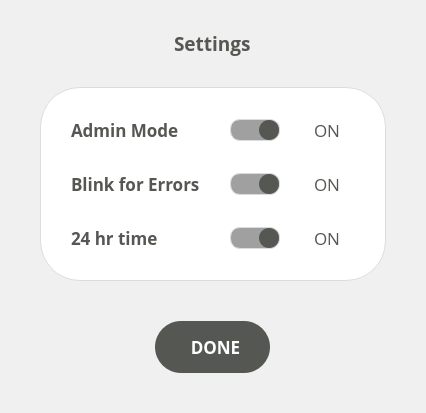
First picture: the form in src/settings_window.ui, repository Bridge12Technologies/Gyrotron-Control-System---OLD, before the edit.
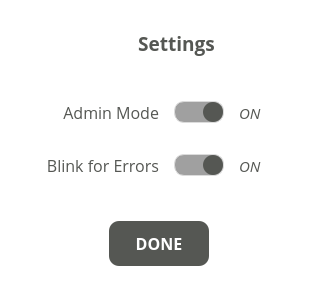
Second picture: the form after the edit. Icons and pictures are not drawn.

```diff
--- a/src/settings_window.ui
+++ b/src/settings_window.ui
@@ -6,17 +6,17 @@
    <rect>
     <x>0</x>
     <y>0</y>
-    <width>426</width>
-    <height>413</height>
+    <width>318</width>
+    <height>296</height>
    </rect>
   </property>
   <property name="windowTitle">
    <string>Dialog</string>
   </property>
   <property name="styleSheet">
-   <string notr="true">background: rgb(240,240,240); color: rgb(85,87,83);</string>
+   <string notr="true">#settings_window { background: transparent; border: none; }</string>
   </property>
-  <layout class="QVBoxLayout" name="verticalLayout_2">
+  <layout class="QVBoxLayout" name="verticalLayout">
    <property name="spacing">
     <number>0</number>
    </property>
@@ -33,10 +33,19 @@
     <number>0</number>
    </property>
    <item>
-    <widget class="QFrame" name="frame">
+    <widget class="QFrame" name="settings_frame">
+     <property name="font">
+      <font>
+       <pointsize>11</pointsize>
+      </font>
+     </property>
      <property name="styleSheet">
-      <string notr="true">background: rgb(240,240,240); border: none; border-radius: 40px;
-</string>
+      <string notr="true">#settings_frame {
+border: none;
+color: rgb(85,87,83);
+border-radius: 20px;
+background: white;
+}</string>
      </property>
      <property name="frameShape">
       <enum>QFrame::StyledPanel</enum>
@@ -44,425 +53,43 @@
      <property name="frameShadow">
       <enum>QFrame::Raised</enum>
      </property>
-     <layout class="QVBoxLayout" name="verticalLayout">
-      <property name="spacing">
-       <number>0</number>
-      </property>
+     <layout class="QGridLayout" name="gridLayout_2" rowstretch="2,0,0,3,0,2,0,3,0,2" columnstretch="2,0,1">
       <property name="leftMargin">
-       <number>40</number>
+       <number>0</number>
       </property>
       <property name="topMargin">
-       <number>30</number>
+       <number>0</number>
       </property>
       <property name="rightMargin">
-       <number>40</number>
+       <number>0</number>
       </property>
       <property name="bottomMargin">
-       <number>40</number>
+       <number>0</number>
       </property>
-      <item alignment="Qt::AlignHCenter">
-       <widget class="QLabel" name="label_2">
-        <property name="font">
-         <font>
-          <family>Open Sans</family>
-          <pointsize>14</pointsize>
-          <weight>75</weight>
-          <bold>true</bold>
-         </font>
-        </property>
-        <property name="styleSheet">
-         <string notr="true">color: rgb(85,87,83); background: transparent;</string>
-        </property>
-        <property name="text">
-         <string>Settings</string>
-        </property>
-       </widget>
-      </item>
-      <item>
-       <spacer name="verticalSpacer_2">
-        <property name="orientation">
-         <enum>Qt::Vertical</enum>
-        </property>
-        <property name="sizeType">
-         <enum>QSizePolicy::Fixed</enum>
-        </property>
-        <property name="sizeHint" stdset="0">
-         <size>
-          <width>20</width>
-          <height>30</height>
-         </size>
-        </property>
-       </spacer>
-      </item>
-      <item>
-       <widget class="QFrame" name="settings_frame">
-        <property name="font">
-         <font>
-          <pointsize>11</pointsize>
-         </font>
-        </property>
-        <property name="styleSheet">
-         <string notr="true">#settings_frame {
-border: 1px solid rgb(220,220,220);
-color: rgb(85,87,83);
-border-radius: 40px;
-background: white;
-}</string>
-        </property>
-        <property name="frameShape">
-         <enum>QFrame::StyledPanel</enum>
-        </property>
-        <property name="frameShadow">
-         <enum>QFrame::Raised</enum>
-        </property>
-        <layout class="QGridLayout" name="gridLayout_2" columnstretch="2,0,1">
-         <property name="leftMargin">
-          <number>30</number>
-         </property>
-         <property name="topMargin">
-          <number>30</number>
-         </property>
-         <property name="rightMargin">
-          <number>20</number>
-         </property>
-         <property name="bottomMargin">
-          <number>30</number>
-         </property>
-         <property name="horizontalSpacing">
-          <number>10</number>
-         </property>
-         <property name="verticalSpacing">
-          <number>30</number>
-         </property>
-         <item row="3" column="2" alignment="Qt::AlignHCenter">
-          <widget class="QLabel" name="time_mode_label">
-           <property name="font">
-            <font>
-             <family>Open Sans</family>
-             <pointsize>13</pointsize>
-            </font>
-           </property>
-           <property name="styleSheet">
-            <string notr="true">color: rgb(85,87,83); background: transparent;</string>
-           </property>
-           <property name="text">
-            <string>ON</string>
-           </property>
-          </widget>
-         </item>
-         <item row="1" column="0">
-          <widget class="QLabel" name="label_3">
-           <property name="font">
-            <font>
-             <family>Open Sans</family>
-             <pointsize>13</pointsize>
-             <weight>75</weight>
-             <bold>true</bold>
-            </font>
-           </property>
-           <property name="styleSheet">
-            <string notr="true">color: rgb(85,87,83); background: transparent;</string>
-           </property>
-           <property name="text">
-            <string>Admin Mode</string>
-           </property>
-          </widget>
-         </item>
-         <item row="1" column="1" alignment="Qt::AlignHCenter">
-          <widget class="QSlider" name="admin_mode_switch">
-           <property name="enabled">
-            <bool>true</bool>
-           </property>
-           <property name="minimumSize">
-            <size>
-             <width>0</width>
-             <height>22</height>
-            </size>
-           </property>
-           <property name="maximumSize">
-            <size>
-             <width>50</width>
-             <height>22</height>
-            </size>
-           </property>
-           <property name="styleSheet">
-            <string notr="true">QSlider { background: transparent; }
-
-QSlider::groove:horizontal {
-border: 1px solid rgb(220,220,220);
-background: rgb(160, 160, 160);
-height: 20px;
-border-radius: 10px;
-}
-
-QSlider::handle:horizontal {
-height: 20px;
-width: 20px;
-border: none;
-border-radius: 10px;
-background: rgb(85,87,83);
-}
-
-QSlider::handle:horizontal:hover {
-background: rgb(66,68,65);
-}
-
-QSlider::groove:horizontal:disabled {
-background: white;
-}
-
-QSlider::handle:horizontal:disabled {
-background: rgb(220,220,220);
-}</string>
-           </property>
-           <property name="maximum">
-            <number>1</number>
-           </property>
-           <property name="pageStep">
-            <number>1</number>
-           </property>
-           <property name="value">
-            <number>1</number>
-           </property>
-           <property name="tracking">
-            <bool>false</bool>
-           </property>
-           <property name="orientation">
-            <enum>Qt::Horizontal</enum>
-           </property>
-          </widget>
-         </item>
-         <item row="3" column="1">
-          <widget class="QSlider" name="time_mode_switch">
-           <property name="minimumSize">
-            <size>
-             <width>50</width>
-             <height>22</height>
-            </size>
-           </property>
-           <property name="maximumSize">
-            <size>
-             <width>50</width>
-             <height>22</height>
-            </size>
-           </property>
-           <property name="styleSheet">
-            <string notr="true">QSlider { background: transparent; }
-
-QSlider::groove:horizontal {
-border: 1px solid rgb(220,220,220);
-background: rgb(160, 160, 160);
-height: 20px;
-border-radius: 10px;
-}
-
-QSlider::handle:horizontal {
-height: 20px;
-width: 20px;
-border: none;
-border-radius: 10px;
-background: rgb(85,87,83);
-}
-
-QSlider::handle:horizontal:hover {
-background: rgb(66,68,65);
-}
-
-QSlider::groove:horizontal:disabled {
-background: white;
-}
-
-QSlider::handle:horizontal:disabled {
-background: rgb(220,220,220);
-}</string>
-           </property>
-           <property name="maximum">
-            <number>1</number>
-           </property>
-           <property name="pageStep">
-            <number>1</number>
-           </property>
-           <property name="value">
-            <number>1</number>
-           </property>
-           <property name="orientation">
-            <enum>Qt::Horizontal</enum>
-           </property>
-          </widget>
-         </item>
-         <item row="1" column="2" alignment="Qt::AlignHCenter">
-          <widget class="QLabel" name="admin_mode_label">
-           <property name="font">
-            <font>
-             <family>Open Sans</family>
-             <pointsize>13</pointsize>
-             <weight>50</weight>
-             <bold>false</bold>
-            </font>
-           </property>
-           <property name="styleSheet">
-            <string notr="true">color: rgb(85,87,83); background: transparent;</string>
-           </property>
-           <property name="text">
-            <string>ON</string>
-           </property>
-          </widget>
-         </item>
-         <item row="2" column="1" alignment="Qt::AlignHCenter">
-          <widget class="QSlider" name="blink_switch">
-           <property name="enabled">
-            <bool>true</bool>
-           </property>
-           <property name="minimumSize">
-            <size>
-             <width>50</width>
-             <height>22</height>
-            </size>
-           </property>
-           <property name="maximumSize">
-            <size>
-             <width>50</width>
-             <height>22</height>
-            </size>
-           </property>
-           <property name="styleSheet">
-            <string notr="true">QSlider { background: transparent; }
-
-QSlider::groove:horizontal {
-border: 1px solid rgb(220,220,220);
-background: rgb(160, 160, 160);
-height: 20px;
-border-radius: 10px;
-}
-
-QSlider::handle:horizontal {
-height: 20px;
-width: 20px;
-border: none;
-border-radius: 10px;
-background: rgb(85,87,83);
-}
-
-QSlider::handle:horizontal:hover {
-background: rgb(66,68,65);
-}
-
-QSlider::groove:horizontal:disabled {
-background: white;
-}
-
-QSlider::handle:horizontal:disabled {
-background: rgb(220,220,220);
-}</string>
-           </property>
-           <property name="maximum">
-            <number>1</number>
-           </property>
-           <property name="pageStep">
-            <number>1</number>
-           </property>
-           <property name="value">
-            <number>1</number>
-           </property>
-           <property name="tracking">
-            <bool>false</bool>
-           </property>
-           <property name="orientation">
-            <enum>Qt::Horizontal</enum>
-           </property>
-          </widget>
-         </item>
-         <item row="3" column="0">
-          <widget class="QLabel" name="label_4">
-           <property name="font">
-            <font>
-             <family>Open Sans</family>
-             <pointsize>13</pointsize>
-             <weight>75</weight>
-             <bold>true</bold>
-            </font>
-           </property>
-           <property name="styleSheet">
-            <string notr="true">color: rgb(85,87,83); background: transparent;</string>
-           </property>
-           <property name="text">
-            <string>24 hr time</string>
-           </property>
-          </widget>
-         </item>
-         <item row="2" column="2" alignment="Qt::AlignHCenter">
-          <widget class="QLabel" name="blink_label">
-           <property name="font">
-            <font>
-             <family>Open Sans</family>
-             <pointsize>13</pointsize>
-             <weight>50</weight>
-             <bold>false</bold>
-            </font>
-           </property>
-           <property name="styleSheet">
-            <string notr="true">color: rgb(85,87,83); background: transparent;</string>
-           </property>
-           <property name="text">
-            <string>ON</string>
-           </property>
-          </widget>
-         </item>
-         <item row="2" column="0">
-          <widget class="QLabel" name="label">
-           <property name="font">
-            <font>
-             <family>Open Sans</family>
-             <pointsize>13</pointsize>
-             <weight>75</weight>
-             <bold>true</bold>
-            </font>
-           </property>
-           <property name="styleSheet">
-            <string notr="true">color: rgb(85,87,83); background: transparent;</string>
-           </property>
-           <property name="text">
-            <string>Blink for Errors</string>
-           </property>
-          </widget>
-         </item>
-        </layout>
-       </widget>
-      </item>
-      <item>
-       <spacer name="verticalSpacer">
-        <property name="orientation">
-         <enum>Qt::Vertical</enum>
-        </property>
-        <property name="sizeType">
-         <enum>QSizePolicy::Fixed</enum>
-        </property>
-        <property name="sizeHint" stdset="0">
-         <size>
-          <width>20</width>
-          <height>40</height>
-         </size>
-        </property>
-       </spacer>
-      </item>
-      <item alignment="Qt::AlignHCenter">
+      <property name="horizontalSpacing">
+       <number>15</number>
+      </property>
+      <property name="verticalSpacing">
+       <number>0</number>
+      </property>
+      <item row="8" column="0" colspan="3" alignment="Qt::AlignHCenter">
        <widget class="QPushButton" name="done_button">
         <property name="minimumSize">
          <size>
-          <width>115</width>
-          <height>52</height>
+          <width>100</width>
+          <height>45</height>
          </size>
         </property>
         <property name="maximumSize">
          <size>
-          <width>115</width>
-          <height>52</height>
+          <width>100</width>
+          <height>45</height>
          </size>
         </property>
         <property name="font">
          <font>
           <family>Open Sans</family>
-          <pointsize>13</pointsize>
+          <pointsize>12</pointsize>
           <weight>75</weight>
           <bold>true</bold>
          </font>
@@ -475,9 +102,8 @@
 QPushButton {
 	background-color: rgb(85,87,83);
 	border: none;
-	border-radius: 26px;
+	border-radius: 10px;
 	color: white;
-	padding-left: 6px;
 }
 
 QPushButton:hover {
@@ -493,6 +119,361 @@
         </property>
        </widget>
       </item>
+      <item row="1" column="0" colspan="3">
+       <layout class="QHBoxLayout" name="horizontalLayout">
+        <property name="spacing">
+         <number>10</number>
+        </property>
+        <item>
+         <spacer name="horizontalSpacer">
+          <property name="orientation">
+           <enum>Qt::Horizontal</enum>
+          </property>
+          <property name="sizeHint" stdset="0">
+           <size>
+            <width>40</width>
+            <height>20</height>
+           </size>
+          </property>
+         </spacer>
+        </item>
+        <item>
+         <widget class="QFrame" name="frame">
+          <property name="minimumSize">
+           <size>
+            <width>24</width>
+            <height>24</height>
+           </size>
+          </property>
+          <property name="maximumSize">
+           <size>
+            <width>24</width>
+            <height>24</height>
+           </size>
+          </property>
+          <property name="styleSheet">
+           <string notr="true">border: none; background-image: url(:/images/cog_grey_24.png);</string>
+          </property>
+          <property name="frameShape">
+           <enum>QFrame::StyledPanel</enum>
+          </property>
+          <property name="frameShadow">
+           <enum>QFrame::Raised</enum>
+          </property>
+         </widget>
+        </item>
+        <item>
+         <widget class="QLabel" name="label_2">
+          <property name="font">
+           <font>
+            <family>Open Sans</family>
+            <pointsize>14</pointsize>
+            <weight>75</weight>
+            <bold>true</bold>
+           </font>
+          </property>
+          <property name="styleSheet">
+           <string notr="true">color: rgb(85,87,83); background: transparent;</string>
+          </property>
+          <property name="text">
+           <string>Settings</string>
+          </property>
+          <property name="alignment">
+           <set>Qt::AlignCenter</set>
+          </property>
+         </widget>
+        </item>
+        <item>
+         <spacer name="horizontalSpacer_2">
+          <property name="orientation">
+           <enum>Qt::Horizontal</enum>
+          </property>
+          <property name="sizeHint" stdset="0">
+           <size>
+            <width>40</width>
+            <height>20</height>
+           </size>
+          </property>
+         </spacer>
+        </item>
+       </layout>
+      </item>
+      <item row="4" column="1" alignment="Qt::AlignHCenter">
+       <widget class="QSlider" name="admin_mode_switch">
+        <property name="enabled">
+         <bool>true</bool>
+        </property>
+        <property name="minimumSize">
+         <size>
+          <width>0</width>
+          <height>22</height>
+         </size>
+        </property>
+        <property name="maximumSize">
+         <size>
+          <width>50</width>
+          <height>22</height>
+         </size>
+        </property>
+        <property name="styleSheet">
+         <string notr="true">QSlider { background: transparent; }
+
+QSlider::groove:horizontal {
+border: 1px solid rgb(220,220,220);
+background: rgb(160, 160, 160);
+height: 20px;
+border-radius: 10px;
+}
+
+QSlider::handle:horizontal {
+height: 20px;
+width: 20px;
+border: none;
+border-radius: 10px;
+background: rgb(85,87,83);
+}
+
+QSlider::handle:horizontal:hover {
+background: rgb(66,68,65);
+}
+
+QSlider::groove:horizontal:disabled {
+background: white;
+}
+
+QSlider::handle:horizontal:disabled {
+background: rgb(220,220,220);
+}</string>
+        </property>
+        <property name="maximum">
+         <number>1</number>
+        </property>
+        <property name="pageStep">
+         <number>1</number>
+        </property>
+        <property name="value">
+         <number>1</number>
+        </property>
+        <property name="tracking">
+         <bool>false</bool>
+        </property>
+        <property name="orientation">
+         <enum>Qt::Horizontal</enum>
+        </property>
+       </widget>
+      </item>
+      <item row="9" column="0">
+       <spacer name="verticalSpacer_6">
+        <property name="orientation">
+         <enum>Qt::Vertical</enum>
+        </property>
+        <property name="sizeHint" stdset="0">
+         <size>
+          <width>20</width>
+          <height>40</height>
+         </size>
+        </property>
+       </spacer>
+      </item>
+      <item row="5" column="0">
+       <spacer name="verticalSpacer_5">
+        <property name="orientation">
+         <enum>Qt::Vertical</enum>
+        </property>
+        <property name="sizeType">
+         <enum>QSizePolicy::Expanding</enum>
+        </property>
+        <property name="sizeHint" stdset="0">
+         <size>
+          <width>20</width>
+          <height>40</height>
+         </size>
+        </property>
+       </spacer>
+      </item>
+      <item row="4" column="0">
+       <widget class="QLabel" name="label_3">
+        <property name="font">
+         <font>
+          <family>Open Sans</family>
+          <pointsize>12</pointsize>
+          <weight>50</weight>
+          <bold>false</bold>
+         </font>
+        </property>
+        <property name="styleSheet">
+         <string notr="true">color: rgb(85,87,83); background: transparent;</string>
+        </property>
+        <property name="text">
+         <string>Admin Mode</string>
+        </property>
+        <property name="alignment">
+         <set>Qt::AlignRight|Qt::AlignTrailing|Qt::AlignVCenter</set>
+        </property>
+       </widget>
+      </item>
+      <item row="4" column="2" alignment="Qt::AlignLeft">
+       <widget class="QLabel" name="admin_mode_label">
+        <property name="font">
+         <font>
+          <family>Open Sans</family>
+          <pointsize>11</pointsize>
+          <weight>50</weight>
+          <italic>true</italic>
+          <bold>false</bold>
+         </font>
+        </property>
+        <property name="styleSheet">
+         <string notr="true">color: rgb(85,87,83); background: transparent;</string>
+        </property>
+        <property name="text">
+         <string>ON</string>
+        </property>
+       </widget>
+      </item>
+      <item row="6" column="0">
+       <widget class="QLabel" name="label">
+        <property name="font">
+         <font>
+          <family>Open Sans</family>
+          <pointsize>12</pointsize>
+          <weight>50</weight>
+          <bold>false</bold>
+         </font>
+        </property>
+        <property name="styleSheet">
+         <string notr="true">color: rgb(85,87,83); background: transparent;</string>
+        </property>
+        <property name="text">
+         <string>Blink for Errors</string>
+        </property>
+        <property name="alignment">
+         <set>Qt::AlignRight|Qt::AlignTrailing|Qt::AlignVCenter</set>
+        </property>
+       </widget>
+      </item>
+      <item row="0" column="0">
+       <spacer name="verticalSpacer_7">
+        <property name="orientation">
+         <enum>Qt::Vertical</enum>
+        </property>
+        <property name="sizeHint" stdset="0">
+         <size>
+          <width>20</width>
+          <height>40</height>
+         </size>
+        </property>
+       </spacer>
+      </item>
+      <item row="6" column="2" alignment="Qt::AlignLeft">
+       <widget class="QLabel" name="blink_label">
+        <property name="font">
+         <font>
+          <family>Open Sans</family>
+          <pointsize>11</pointsize>
+          <weight>50</weight>
+          <italic>true</italic>
+          <bold>false</bold>
+         </font>
+        </property>
+        <property name="styleSheet">
+         <string notr="true">color: rgb(85,87,83); background: transparent;</string>
+        </property>
+        <property name="text">
+         <string>ON</string>
+        </property>
+       </widget>
+      </item>
+      <item row="7" column="0">
+       <spacer name="verticalSpacer_3">
+        <property name="orientation">
+         <enum>Qt::Vertical</enum>
+        </property>
+        <property name="sizeHint" stdset="0">
+         <size>
+          <width>20</width>
+          <height>40</height>
+         </size>
+        </property>
+       </spacer>
+      </item>
+      <item row="6" column="1" alignment="Qt::AlignHCenter">
+       <widget class="QSlider" name="blink_switch">
+        <property name="enabled">
+         <bool>true</bool>
+        </property>
+        <property name="minimumSize">
+         <size>
+          <width>50</width>
+          <height>22</height>
+         </size>
+        </property>
+        <property name="maximumSize">
+         <size>
+          <width>50</width>
+          <height>22</height>
+         </size>
+        </property>
+        <property name="styleSheet">
+         <string notr="true">QSlider { background: transparent; }
+
+QSlider::groove:horizontal {
+border: 1px solid rgb(220,220,220);
+background: rgb(160, 160, 160);
+height: 20px;
+border-radius: 10px;
+}
+
+QSlider::handle:horizontal {
+height: 20px;
+width: 20px;
+border: none;
+border-radius: 10px;
+background: rgb(85,87,83);
+}
+
+QSlider::handle:horizontal:hover {
+background: rgb(66,68,65);
+}
+
+QSlider::groove:horizontal:disabled {
+background: white;
+}
+
+QSlider::handle:horizontal:disabled {
+background: rgb(220,220,220);
+}</string>
+        </property>
+        <property name="maximum">
+         <number>1</number>
+        </property>
+        <property name="pageStep">
+         <number>1</number>
+        </property>
+        <property name="value">
+         <number>1</number>
+        </property>
+        <property name="tracking">
+         <bool>false</bool>
+        </property>
+        <property name="orientation">
+         <enum>Qt::Horizontal</enum>
+        </property>
+       </widget>
+      </item>
+      <item row="2" column="0" rowspan="2">
+       <spacer name="verticalSpacer_4">
+        <property name="orientation">
+         <enum>Qt::Vertical</enum>
+        </property>
+        <property name="sizeHint" stdset="0">
+         <size>
+          <width>20</width>
+          <height>40</height>
+         </size>
+        </property>
+       </spacer>
+      </item>
      </layout>
     </widget>
    </item>
```
